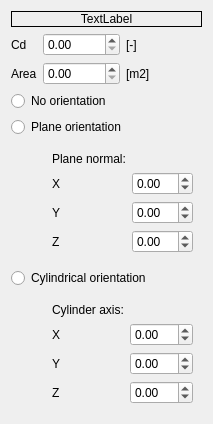
RubendeBruin/DAVE, file guis/widget_area.ui: the form before one commit.
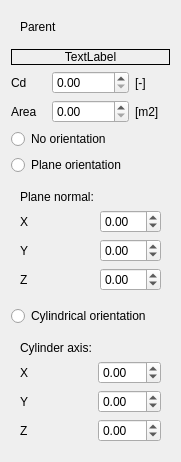
The form after the commit. Custom widgets are drawn as their Qt base class.

```diff
--- a/guis/widget_area.ui
+++ b/guis/widget_area.ui
@@ -6,110 +6,74 @@
    <rect>
     <x>0</x>
     <y>0</y>
-    <width>151</width>
-    <height>314</height>
+    <width>165</width>
+    <height>340</height>
    </rect>
   </property>
   <property name="windowTitle">
    <string>Form</string>
   </property>
   <layout class="QGridLayout" name="gridLayout_3">
-   <item row="6" column="1" colspan="2">
-    <widget class="QWidget" name="widget" native="true">
-     <layout class="QGridLayout" name="gridLayout">
-      <item row="5" column="0">
-       <widget class="QLabel" name="label_7">
-        <property name="text">
-         <string>Z</string>
+   <item row="0" column="0" colspan="3">
+    <widget class="QWidget" name="widget_3" native="true">
+     <layout class="QHBoxLayout" name="horizontalLayout">
+      <item>
+       <widget class="QLabel" name="label_13">
+        <property name="sizePolicy">
+         <sizepolicy hsizetype="Minimum" vsizetype="Preferred">
+          <horstretch>0</horstretch>
+          <verstretch>0</verstretch>
+         </sizepolicy>
         </property>
-       </widget>
-      </item>
-      <item row="4" column="0">
-       <widget class="QLabel" name="label_6">
         <property name="text">
-         <string>Y</string>
+         <string>Parent</string>
         </property>
        </widget>
       </item>
-      <item row="5" column="1">
-       <widget class="QDoubleSpinBox" name="Z">
-        <property name="locale">
-         <locale language="English" country="World"/>
-        </property>
-        <property name="minimum">
-         <double>-10.000000000000000</double>
-        </property>
-        <property name="maximum">
-         <double>10.000000000000000</double>
-        </property>
-        <property name="singleStep">
-         <double>0.100000000000000</double>
-        </property>
-       </widget>
-      </item>
-      <item row="4" column="1">
-       <widget class="QDoubleSpinBox" name="Y">
-        <property name="locale">
-         <locale language="English" country="World"/>
-        </property>
-        <property name="minimum">
-         <double>-10.000000000000000</double>
-        </property>
-        <property name="maximum">
-         <double>10.000000000000000</double>
-        </property>
-        <property name="singleStep">
-         <double>0.100000000000000</double>
-        </property>
-       </widget>
-      </item>
-      <item row="0" column="0">
-       <widget class="QLabel" name="label_8">
-        <property name="text">
-         <string>Plane normal:</string>
-        </property>
-       </widget>
-      </item>
-      <item row="2" column="0">
-       <widget class="QLabel" name="label_5">
-        <property name="text">
-         <string>X</string>
-        </property>
-       </widget>
-      </item>
-      <item row="2" column="1">
-       <widget class="QDoubleSpinBox" name="X">
-        <property name="locale">
-         <locale language="English" country="World"/>
-        </property>
-        <property name="minimum">
-         <double>-10.000000000000000</double>
-        </property>
-        <property name="maximum">
-         <double>10.000000000000000</double>
-        </property>
-        <property name="singleStep">
-         <double>0.100000000000000</double>
+      <item>
+       <widget class="QNodePicker" name="widgetParent" native="true">
+        <property name="sizePolicy">
+         <sizepolicy hsizetype="MinimumExpanding" vsizetype="Preferred">
+          <horstretch>0</horstretch>
+          <verstretch>0</verstretch>
+         </sizepolicy>
         </property>
        </widget>
       </item>
      </layout>
     </widget>
    </item>
-   <item row="7" column="0" colspan="3">
-    <widget class="QRadioButton" name="rbCylinder">
-     <property name="text">
-      <string>Cylindrical orientation</string>
-     </property>
-    </widget>
-   </item>
-   <item row="1" column="0">
+   <item row="2" column="0">
     <widget class="QLabel" name="label">
      <property name="text">
       <string>Cd</string>
      </property>
     </widget>
    </item>
+   <item row="2" column="1">
+    <widget class="QDoubleSpinBox" name="Cd">
+     <property name="locale">
+      <locale language="English" country="World"/>
+     </property>
+     <property name="maximum">
+      <double>100.000000000000000</double>
+     </property>
+    </widget>
+   </item>
+   <item row="2" column="2">
+    <widget class="QLabel" name="label_2">
+     <property name="text">
+      <string>[-]</string>
+     </property>
+    </widget>
+   </item>
+   <item row="3" column="0">
+    <widget class="QLabel" name="label_3">
+     <property name="text">
+      <string>Area</string>
+     </property>
+    </widget>
+   </item>
    <item row="3" column="1">
     <widget class="QDoubleSpinBox" name="Area">
      <property name="locale">
@@ -120,13 +84,6 @@
      </property>
     </widget>
    </item>
-   <item row="4" column="0" colspan="3">
-    <widget class="QRadioButton" name="rbNoOrientation">
-     <property name="text">
-      <string>No orientation</string>
-     </property>
-    </widget>
-   </item>
    <item row="3" column="2">
     <widget class="QLabel" name="label_4">
      <property name="text">
@@ -134,38 +91,126 @@
      </property>
     </widget>
    </item>
-   <item row="3" column="0">
-    <widget class="QLabel" name="label_3">
+   <item row="4" column="0" colspan="2">
+    <widget class="QRadioButton" name="rbNoOrientation">
      <property name="text">
-      <string>Area</string>
+      <string>No orientation</string>
      </property>
     </widget>
    </item>
-   <item row="1" column="1">
-    <widget class="QDoubleSpinBox" name="Cd">
-     <property name="locale">
-      <locale language="English" country="World"/>
-     </property>
-     <property name="maximum">
-      <double>100.000000000000000</double>
-     </property>
-    </widget>
-   </item>
-   <item row="1" column="2">
-    <widget class="QLabel" name="label_2">
-     <property name="text">
-      <string>[-]</string>
-     </property>
-    </widget>
-   </item>
-   <item row="5" column="0" colspan="3">
+   <item row="5" column="0" colspan="2">
     <widget class="QRadioButton" name="rbPlane">
      <property name="text">
       <string>Plane orientation</string>
      </property>
     </widget>
    </item>
-   <item row="8" column="1" colspan="2">
+   <item row="7" column="0" colspan="3">
+    <widget class="QRadioButton" name="rbCylinder">
+     <property name="text">
+      <string>Cylindrical orientation</string>
+     </property>
+    </widget>
+   </item>
+   <item row="1" column="0" colspan="3">
+    <widget class="QLabel" name="windcurrent">
+     <property name="styleSheet">
+      <string notr="true"/>
+     </property>
+     <property name="frameShape">
+      <enum>QFrame::Box</enum>
+     </property>
+     <property name="text">
+      <string>TextLabel</string>
+     </property>
+     <property name="alignment">
+      <set>Qt::AlignCenter</set>
+     </property>
+    </widget>
+   </item>
+   <item row="6" column="0" colspan="3">
+    <widget class="QWidget" name="widget" native="true">
+     <layout class="QGridLayout" name="gridLayout">
+      <item row="5" column="0">
+       <widget class="QLabel" name="label_7">
+        <property name="text">
+         <string>Z</string>
+        </property>
+       </widget>
+      </item>
+      <item row="4" column="0">
+       <widget class="QLabel" name="label_6">
+        <property name="text">
+         <string>Y</string>
+        </property>
+       </widget>
+      </item>
+      <item row="5" column="1">
+       <widget class="QDoubleSpinBox" name="Z">
+        <property name="locale">
+         <locale language="English" country="World"/>
+        </property>
+        <property name="minimum">
+         <double>-10.000000000000000</double>
+        </property>
+        <property name="maximum">
+         <double>10.000000000000000</double>
+        </property>
+        <property name="singleStep">
+         <double>0.100000000000000</double>
+        </property>
+       </widget>
+      </item>
+      <item row="4" column="1">
+       <widget class="QDoubleSpinBox" name="Y">
+        <property name="locale">
+         <locale language="English" country="World"/>
+        </property>
+        <property name="minimum">
+         <double>-10.000000000000000</double>
+        </property>
+        <property name="maximum">
+         <double>10.000000000000000</double>
+        </property>
+        <property name="singleStep">
+         <double>0.100000000000000</double>
+        </property>
+       </widget>
+      </item>
+      <item row="0" column="0">
+       <widget class="QLabel" name="label_8">
+        <property name="text">
+         <string>Plane normal:</string>
+        </property>
+       </widget>
+      </item>
+      <item row="2" column="0">
+       <widget class="QLabel" name="label_5">
+        <property name="text">
+         <string>X</string>
+        </property>
+       </widget>
+      </item>
+      <item row="2" column="1">
+       <widget class="QDoubleSpinBox" name="X">
+        <property name="locale">
+         <locale language="English" country="World"/>
+        </property>
+        <property name="minimum">
+         <double>-10.000000000000000</double>
+        </property>
+        <property name="maximum">
+         <double>10.000000000000000</double>
+        </property>
+        <property name="singleStep">
+         <double>0.100000000000000</double>
+        </property>
+       </widget>
+      </item>
+     </layout>
+    </widget>
+   </item>
+   <item row="8" column="0" colspan="3">
     <widget class="QWidget" name="widget_2" native="true">
      <layout class="QGridLayout" name="gridLayout_2">
       <item row="5" column="0">
@@ -247,24 +292,16 @@
      </layout>
     </widget>
    </item>
-   <item row="0" column="0" colspan="3">
-    <widget class="QLabel" name="windcurrent">
-     <property name="styleSheet">
-      <string notr="true"/>
-     </property>
-     <property name="frameShape">
-      <enum>QFrame::Box</enum>
-     </property>
-     <property name="text">
-      <string>TextLabel</string>
-     </property>
-     <property name="alignment">
-      <set>Qt::AlignCenter</set>
-     </property>
-    </widget>
-   </item>
   </layout>
  </widget>
+ <customwidgets>
+  <customwidget>
+   <class>QNodePicker</class>
+   <extends>QWidget</extends>
+   <header>DAVE.gui.helpers.qnodepicker</header>
+   <container>1</container>
+  </customwidget>
+ </customwidgets>
  <tabstops>
   <tabstop>Cd</tabstop>
   <tabstop>Area</tabstop>
```
